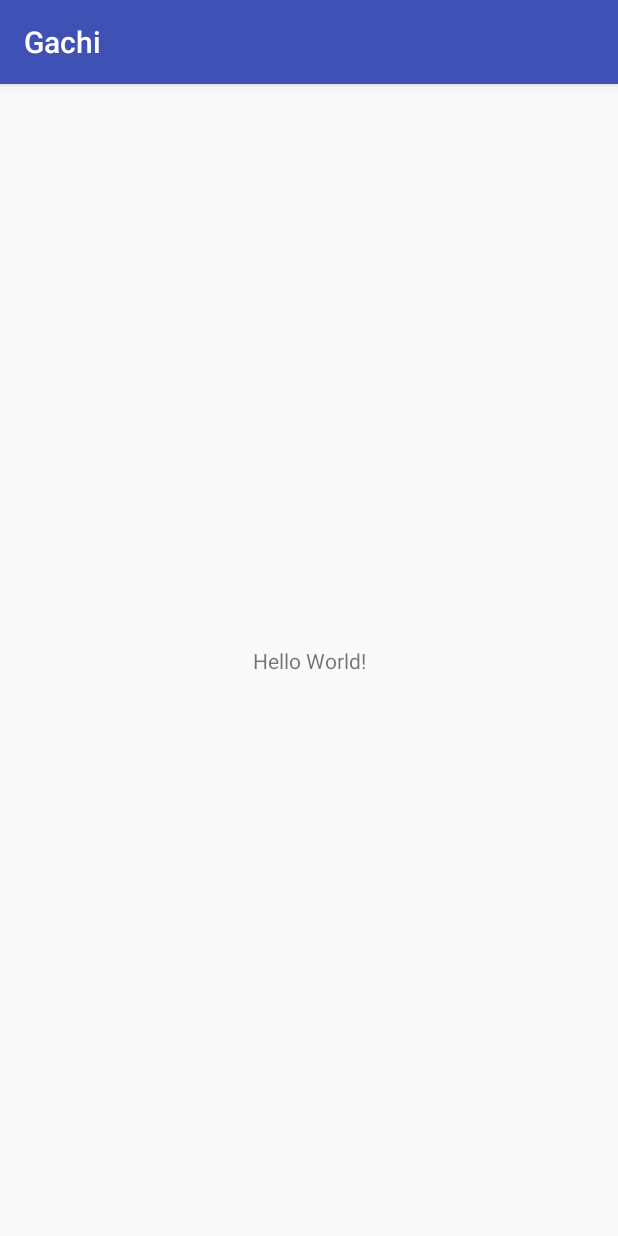
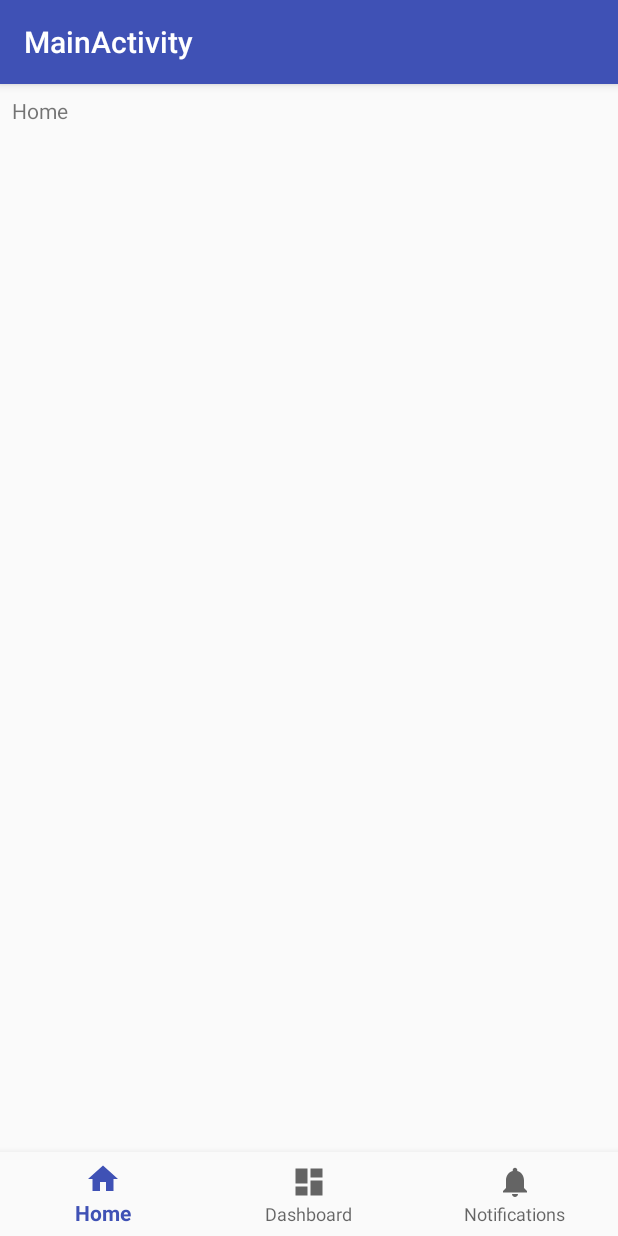
Before and after one commit to yh-kim/gachi-android, an Android app: the MainActivity screen opened directly, with no data from a screen before it, on a phone screen of 412 x 824 dp. Run offline under Robolectric (Android 15) with nearby library versions, the phone set to English and light mode, and no system bars.

Commit message:
add main bottom navigation

```diff
--- a/Gachi/app/build.gradle
+++ b/Gachi/app/build.gradle
@@ -12,6 +12,7 @@ android {
         versionCode 1
         versionName "1.0"
         testInstrumentationRunner "android.support.test.runner.AndroidJUnitRunner"
+        vectorDrawables.useSupportLibrary = true
     }
     buildTypes {
         debug {
@@ -54,6 +55,7 @@ dependencies {
     compile 'com.android.support:recyclerview-v7:25.3.1'
     compile 'com.android.support.constraint:constraint-layout:1.0.2'
     compile 'com.android.support:design:25.3.1'
+    compile 'com.android.support:support-vector-drawable:25.3.1'
 
     // Kotlin
     compile "org.jetbrains.kotlin:kotlin-stdlib-jre7:$kotlin_version"
@@ -70,6 +72,5 @@ dependencies {
     // kakao link
     compile group: 'com.kakao.sdk', name: 'kakaolink', version: project.KAKAO_SDK_VERSION
     // kakao talk
-    compile group: 'com.kakao.sdk', name: 'kakaotalk', version: project.
-    KAKAO_SDK_VERSION
+    compile group: 'com.kakao.sdk', name: 'kakaotalk', version: project.KAKAO_SDK_VERSION
 }
--- a/Gachi/app/src/main/AndroidManifest.xml
+++ b/Gachi/app/src/main/AndroidManifest.xml
@@ -21,7 +21,9 @@
             android:name="com.kakao.sdk.AppKey"
             android:value="@string/kakao_app_key" />
 
-        <activity android:name=".view.main.MainActivity"></activity>
+        <activity
+            android:name=".view.main.MainActivity"
+            android:label="@string/title_activity_main" />
         <activity android:name=".view.splash.SplashActivity">
             <intent-filter>
                 <action android:name="android.intent.action.MAIN" />
@@ -31,7 +33,7 @@
         </activity>
         <activity
             android:name=".view.login.LoginActivity"
-            android:label="@string/title_activity_login"></activity>
+            android:label="@string/title_activity_login" />
     </application>
 
 </manifest>
--- a/Gachi/app/src/main/java/com/pickth/gachi/view/login/LoginActivity.kt
+++ b/Gachi/app/src/main/java/com/pickth/gachi/view/login/LoginActivity.kt
@@ -36,7 +36,10 @@ import com.pickth.gachi.view.main.MainActivity
 import java.util.*
 
 /**
- * A login screen that offers login via email/password.
+ * Created by yonghoon on 2017-07-09.
+ * Blog   : http://blog.pickth.com
+ * Github : https://github.com/yh-kim
+ * Mail   : yonghoon.kim@pickth.com
  */
 class LoginActivity : BaseActivity(), LoaderCallbacks<Cursor> {
     /**
--- a/Gachi/app/src/main/java/com/pickth/gachi/view/main/MainActivity.kt
+++ b/Gachi/app/src/main/java/com/pickth/gachi/view/main/MainActivity.kt
@@ -1,6 +1,8 @@
 package com.pickth.gachi.view.main
 
 import android.os.Bundle
+import android.support.design.widget.BottomNavigationView
+import android.widget.TextView
 import com.pickth.gachi.R
 import com.pickth.gachi.base.BaseActivity
 
@@ -13,12 +15,33 @@ import com.pickth.gachi.base.BaseActivity
 class MainActivity : BaseActivity(), MainContract.View {
 
     private lateinit var mMainPresenter: MainContract.Presenter
+    private var mTextMessage: TextView? = null
+
+    private val mOnNavigationItemSelectedListener = BottomNavigationView.OnNavigationItemSelectedListener { item ->
+        when (item.itemId) {
+            R.id.navigation_home -> {
+                mTextMessage!!.setText(R.string.title_home)
+                return@OnNavigationItemSelectedListener true
+            }
+            R.id.navigation_dashboard -> {
+                mTextMessage!!.setText(R.string.title_dashboard)
+                return@OnNavigationItemSelectedListener true
+            }
+            R.id.navigation_notifications -> {
+                mTextMessage!!.setText(R.string.title_notifications)
+                return@OnNavigationItemSelectedListener true
+            }
+        }
+        false
+    }
 
     override fun onCreate(savedInstanceState: Bundle?) {
         super.onCreate(savedInstanceState)
         setContentView(R.layout.activity_main)
 
-
+        mTextMessage = findViewById(R.id.message) as TextView
+        val navigation = findViewById(R.id.navigation) as BottomNavigationView
+        navigation.setOnNavigationItemSelectedListener(mOnNavigationItemSelectedListener)
     }
 
     override fun setPresenter(presenter: MainContract.Presenter) {
--- a/Gachi/app/src/main/java/com/pickth/gachi/view/splash/SplashActivity.kt
+++ b/Gachi/app/src/main/java/com/pickth/gachi/view/splash/SplashActivity.kt
@@ -13,6 +13,12 @@ import com.pickth.gachi.extension.toast
 import com.pickth.gachi.view.login.LoginActivity
 import com.pickth.gachi.view.main.MainActivity
 
+/**
+ * Created by yonghoon on 2017-07-09.
+ * Blog   : http://blog.pickth.com
+ * Github : https://github.com/yh-kim
+ * Mail   : yonghoon.kim@pickth.com
+ */
 class SplashActivity : BaseActivity() {
 
     override fun onCreate(savedInstanceState: Bundle?) {
--- /dev/null
+++ b/Gachi/app/src/main/res/drawable/ic_dashboard_black_24dp.xml
@@ -0,0 +1,9 @@
+<vector xmlns:android="http://schemas.android.com/apk/res/android"
+    android:width="24dp"
+    android:height="24dp"
+    android:viewportHeight="24.0"
+    android:viewportWidth="24.0">
+    <path
+        android:fillColor="#FF000000"
+        android:pathData="M3,13h8L11,3L3,3v10zM3,21h8v-6L3,15v6zM13,21h8L21,11h-8v10zM13,3v6h8L21,3h-8z" />
+</vector>
--- /dev/null
+++ b/Gachi/app/src/main/res/drawable/ic_home_black_24dp.xml
@@ -0,0 +1,9 @@
+<vector xmlns:android="http://schemas.android.com/apk/res/android"
+    android:width="24dp"
+    android:height="24dp"
+    android:viewportHeight="24.0"
+    android:viewportWidth="24.0">
+    <path
+        android:fillColor="#FF000000"
+        android:pathData="M10,20v-6h4v6h5v-8h3L12,3 2,12h3v8z" />
+</vector>
--- /dev/null
+++ b/Gachi/app/src/main/res/drawable/ic_notifications_black_24dp.xml
@@ -0,0 +1,9 @@
+<vector xmlns:android="http://schemas.android.com/apk/res/android"
+    android:width="24dp"
+    android:height="24dp"
+    android:viewportHeight="24.0"
+    android:viewportWidth="24.0">
+    <path
+        android:fillColor="#FF000000"
+        android:pathData="M12,22c1.1,0 2,-0.9 2,-2h-4c0,1.1 0.89,2 2,2zM18,16v-5c0,-3.07 -1.64,-5.64 -4.5,-6.32L13.5,4c0,-0.83 -0.67,-1.5 -1.5,-1.5s-1.5,0.67 -1.5,1.5v0.68C7.63,5.36 6,7.92 6,11v5l-2,2v1h16v-1l-2,-2z" />
+</vector>
--- a/Gachi/app/src/main/res/layout/activity_main.xml
+++ b/Gachi/app/src/main/res/layout/activity_main.xml
@@ -1,18 +1,37 @@
 <?xml version="1.0" encoding="utf-8"?>
-<android.support.constraint.ConstraintLayout xmlns:android="http://schemas.android.com/apk/res/android"
+<LinearLayout xmlns:android="http://schemas.android.com/apk/res/android"
     xmlns:app="http://schemas.android.com/apk/res-auto"
     xmlns:tools="http://schemas.android.com/tools"
+    android:id="@+id/container"
     android:layout_width="match_parent"
     android:layout_height="match_parent"
+    android:orientation="vertical"
     tools:context="com.pickth.gachi.view.main.MainActivity">
 
-    <TextView
-        android:layout_width="wrap_content"
+    <FrameLayout
+        android:id="@+id/content"
+        android:layout_width="match_parent"
+        android:layout_height="0dp"
+        android:layout_weight="1">
+
+        <TextView
+            android:id="@+id/message"
+            android:layout_width="match_parent"
+            android:layout_height="wrap_content"
+            android:layout_marginBottom="@dimen/activity_vertical_margin"
+            android:layout_marginLeft="@dimen/activity_horizontal_margin"
+            android:layout_marginRight="@dimen/activity_horizontal_margin"
+            android:layout_marginTop="@dimen/activity_vertical_margin"
+            android:text="@string/title_home" />
+
+    </FrameLayout>
+
+    <android.support.design.widget.BottomNavigationView
+        android:id="@+id/navigation"
+        android:layout_width="match_parent"
         android:layout_height="wrap_content"
-        android:text="Hello World!"
-        app:layout_constraintBottom_toBottomOf="parent"
-        app:layout_constraintLeft_toLeftOf="parent"
-        app:layout_constraintRight_toRightOf="parent"
-        app:layout_constraintTop_toTopOf="parent" />
+        android:layout_gravity="bottom"
+        android:background="?android:attr/windowBackground"
+        app:menu="@menu/navigation" />
 
-</android.support.constraint.ConstraintLayout>
+</LinearLayout>
--- /dev/null
+++ b/Gachi/app/src/main/res/menu/navigation.xml
@@ -0,0 +1,19 @@
+<?xml version="1.0" encoding="utf-8"?>
+<menu xmlns:android="http://schemas.android.com/apk/res/android">
+
+    <item
+        android:id="@+id/navigation_home"
+        android:icon="@drawable/ic_home_black_24dp"
+        android:title="@string/title_home" />
+
+    <item
+        android:id="@+id/navigation_dashboard"
+        android:icon="@drawable/ic_dashboard_black_24dp"
+        android:title="@string/title_dashboard" />
+
+    <item
+        android:id="@+id/navigation_notifications"
+        android:icon="@drawable/ic_notifications_black_24dp"
+        android:title="@string/title_notifications" />
+
+</menu>
--- a/Gachi/app/src/main/res/values/strings.xml
+++ b/Gachi/app/src/main/res/values/strings.xml
@@ -14,4 +14,8 @@
     <string name="permission_rationale">"Contacts permissions are needed for providing email
         completions."
     </string>
+    <string name="title_activity_main">MainActivity</string>
+    <string name="title_home">Home</string>
+    <string name="title_dashboard">Dashboard</string>
+    <string name="title_notifications">Notifications</string>
 </resources>
```
